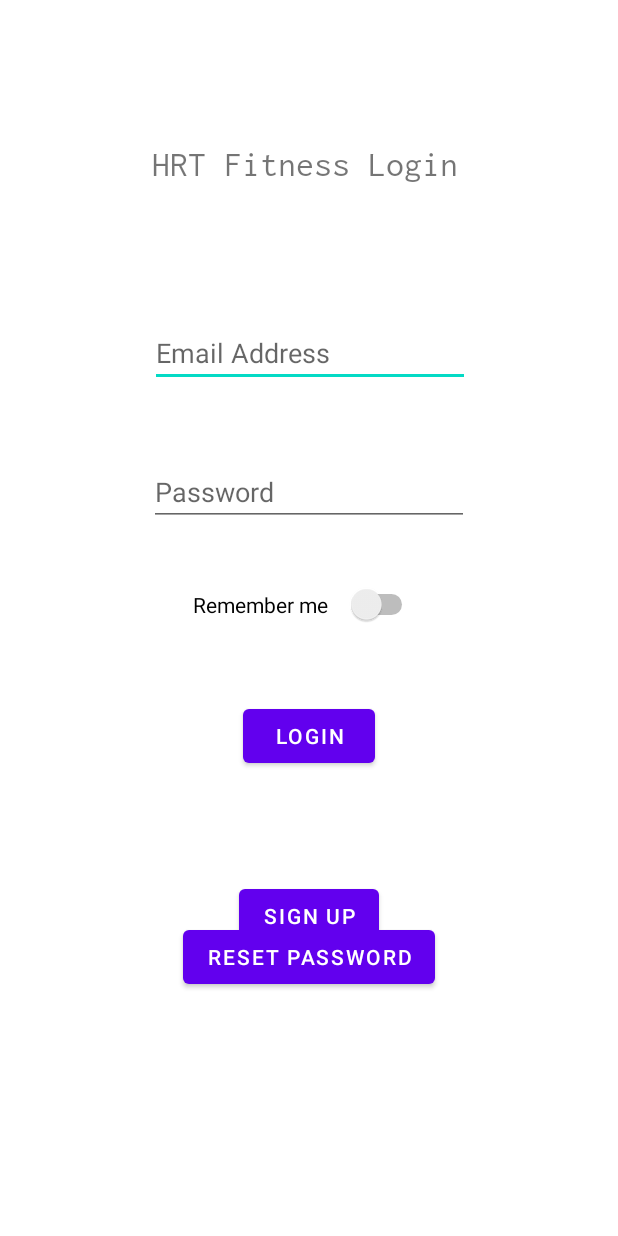
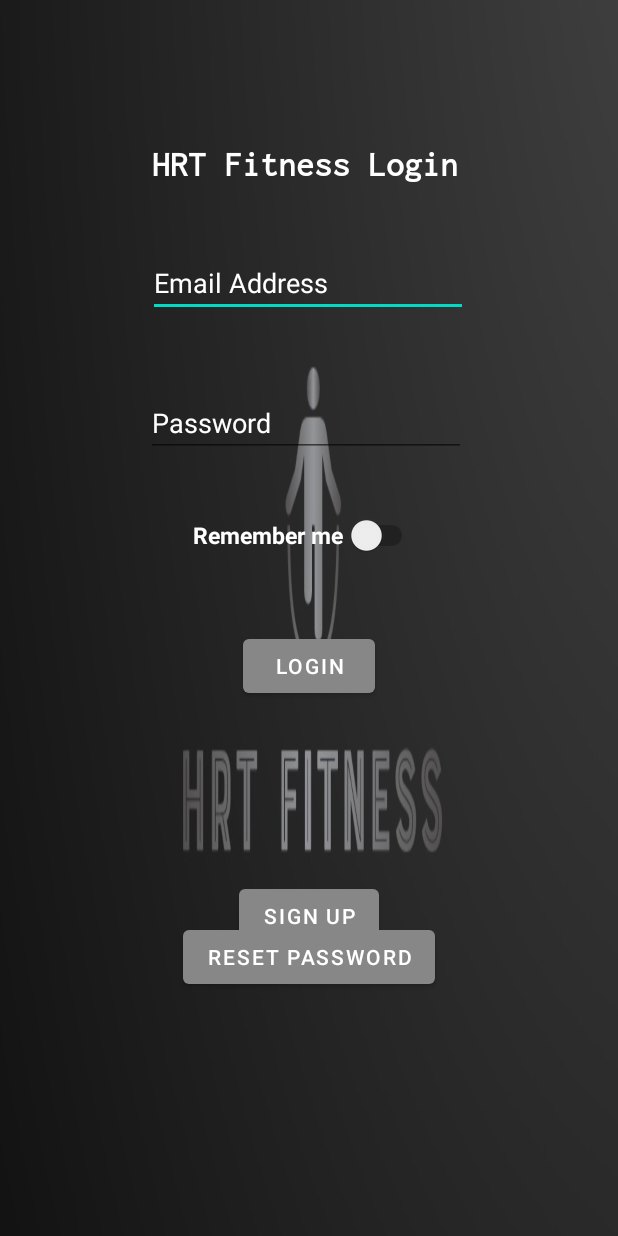
Before and after one commit to RajbirBains/HRTFitnessApp, an Android app: the screen it shows after launch (LoginActivity), on a phone screen of 412 x 824 dp. Run offline under Robolectric (Android 15) with nearby library versions, the phone set to English and light mode, and no system bars; our stand-ins replace Firebase (no records; nobody signed in at launch, a user with empty details on screens opened directly).

Commit message:
login updates

```diff
--- a/app/src/main/AndroidManifest.xml
+++ b/app/src/main/AndroidManifest.xml
@@ -1,6 +1,14 @@
 <?xml version="1.0" encoding="utf-8"?>
 <manifest xmlns:android="http://schemas.android.com/apk/res/android"
     package="com.example.hrtfitnessapp">
+
+    <supports-screens
+        android:largeScreens="true"
+        android:normalScreens="true"
+        android:smallScreens="true"
+        android:xlargeScreens="true"
+        />
+
 
     <application
         android:allowBackup="true"
--- a/app/src/main/res/layout/activity_login.xml
+++ b/app/src/main/res/layout/activity_login.xml
@@ -4,6 +4,7 @@
     xmlns:tools="http://schemas.android.com/tools"
     android:layout_width="match_parent"
     android:layout_height="match_parent"
+    android:background="@drawable/hrtfitness"
     tools:context=".LoginActivity">
 
     <TextView
@@ -16,7 +17,10 @@
         android:layout_marginRight="101dp"
         android:layout_marginBottom="622dp"
         android:fontFamily="@font/inconsolata"
+        android:textStyle="bold"
         android:text="@string/login_header"
+        android:textAppearance="@style/TextAppearance.AppCompat.Body1"
+        android:textColor="#FFFFFF"
         android:textSize="24sp"
         app:layout_constraintBottom_toBottomOf="parent"
         app:layout_constraintEnd_toEndOf="parent"
@@ -34,10 +38,15 @@
         android:layout_marginRight="133dp"
         android:layout_marginBottom="359dp"
         android:text="Remember me"
+        android:textSize="15sp"
+        android:textColor="#FFFFFF"
+        android:textStyle="bold"
         app:layout_constraintBottom_toBottomOf="parent"
         app:layout_constraintEnd_toEndOf="parent"
+        app:layout_constraintHorizontal_bias="1.0"
         app:layout_constraintStart_toStartOf="parent"
-        app:layout_constraintTop_toTopOf="parent" />
+        app:layout_constraintTop_toTopOf="parent"
+        app:layout_constraintVertical_bias="0.0" />
 
     <EditText
         android:id="@+id/editTextTextEmailAddress"
@@ -52,10 +61,14 @@
         android:ems="10"
         android:hint="Email Address"
         android:inputType="textEmailAddress"
+        android:textColor="#FFFFFF"
+        android:textColorHint="#FFFFFF"
         app:layout_constraintBottom_toBottomOf="parent"
         app:layout_constraintEnd_toEndOf="parent"
+        app:layout_constraintHorizontal_bias="1.0"
         app:layout_constraintStart_toStartOf="parent"
-        app:layout_constraintTop_toTopOf="parent" />
+        app:layout_constraintTop_toTopOf="parent"
+        app:layout_constraintVertical_bias="0.0" />
 
     <EditText
         android:id="@+id/editTextTextPassword"
@@ -70,10 +83,14 @@
         android:ems="10"
         android:hint="Password"
         android:inputType="textPassword"
+        android:textColor="#FFFFFF"
+        android:textColorHint="#FFFFFF"
         app:layout_constraintBottom_toBottomOf="parent"
         app:layout_constraintEnd_toEndOf="parent"
+        app:layout_constraintHorizontal_bias="1.0"
         app:layout_constraintStart_toStartOf="parent"
-        app:layout_constraintTop_toTopOf="parent" />
+        app:layout_constraintTop_toTopOf="parent"
+        app:layout_constraintVertical_bias="0.0" />
 
     <Button
         android:id="@+id/logInButton"
@@ -86,10 +103,14 @@
         android:layout_marginRight="162dp"
         android:layout_marginBottom="263dp"
         android:text="Login"
+        android:textColor="#FFFFFFFF"
+        app:backgroundTint="#878787"
         app:layout_constraintBottom_toBottomOf="parent"
         app:layout_constraintEnd_toEndOf="parent"
+        app:layout_constraintHorizontal_bias="1.0"
         app:layout_constraintStart_toStartOf="parent"
-        app:layout_constraintTop_toTopOf="parent" />
+        app:layout_constraintTop_toTopOf="parent"
+        app:layout_constraintVertical_bias="0.0" />
 
     <Button
         android:id="@+id/btnSignUp"
@@ -102,6 +123,7 @@
         android:layout_marginRight="159dp"
         android:layout_marginBottom="189dp"
         android:text="Sign up"
+        app:backgroundTint="#878787"
         app:layout_constraintBottom_toBottomOf="parent"
         app:layout_constraintEnd_toEndOf="parent"
         app:layout_constraintHorizontal_bias="1.0"
@@ -120,6 +142,7 @@
         android:layout_marginRight="147dp"
         android:layout_marginBottom="116dp"
         android:text="Reset Password"
+        app:backgroundTint="#878787"
         app:layout_constraintBottom_toBottomOf="parent"
         app:layout_constraintEnd_toEndOf="parent"
         app:layout_constraintHorizontal_bias="0.553"
```
Also changed, not shown: app/src/main/res/drawable/hrtfitness.jpeg (added).
